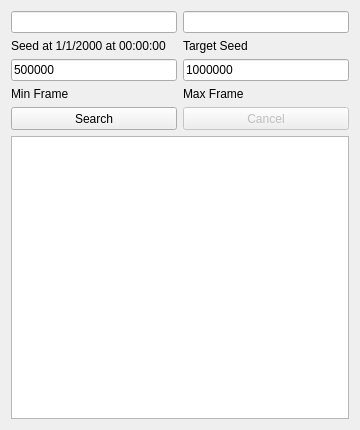
Before: the Qt Designer form Forms/Gen3/GameCubeRTC.ui in Admiral-Fish/PokeFinder, drawn with Qt 5.
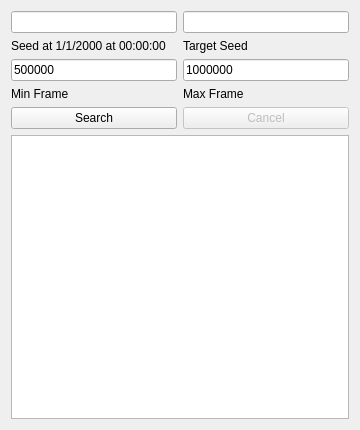
After: the same form once the commit is applied. Custom widgets are drawn as their Qt base class.

The edit to the form file:
```diff
--- a/Forms/Gen3/GameCubeRTC.ui
+++ b/Forms/Gen3/GameCubeRTC.ui
@@ -10,12 +10,6 @@
     <height>430</height>
    </rect>
   </property>
-  <property name="sizePolicy">
-   <sizepolicy hsizetype="Fixed" vsizetype="Fixed">
-    <horstretch>0</horstretch>
-    <verstretch>0</verstretch>
-   </sizepolicy>
-  </property>
   <property name="minimumSize">
    <size>
     <width>360</width>
@@ -114,18 +108,6 @@
    </item>
    <item row="4" column="0">
     <widget class="QPushButton" name="pushButtonSearch">
-     <property name="sizePolicy">
-      <sizepolicy hsizetype="Preferred" vsizetype="Preferred">
-       <horstretch>0</horstretch>
-       <verstretch>0</verstretch>
-      </sizepolicy>
-     </property>
-     <property name="minimumSize">
-      <size>
-       <width>0</width>
-       <height>23</height>
-      </size>
-     </property>
      <property name="styleSheet">
       <string notr="true"/>
      </property>
@@ -139,12 +121,6 @@
      <property name="enabled">
       <bool>false</bool>
      </property>
-     <property name="minimumSize">
-      <size>
-       <width>0</width>
-       <height>23</height>
-      </size>
-     </property>
      <property name="text">
       <string>Cancel</string>
      </property>
@@ -152,12 +128,6 @@
    </item>
    <item row="5" column="0" colspan="2">
     <widget class="TableView" name="tableView">
-     <property name="maximumSize">
-      <size>
-       <width>16777215</width>
-       <height>16777215</height>
-      </size>
-     </property>
      <property name="contextMenuPolicy">
       <enum>Qt::CustomContextMenu</enum>
      </property>
```
Left out of the diff: 30 changed lines with no effect on the pictures.
